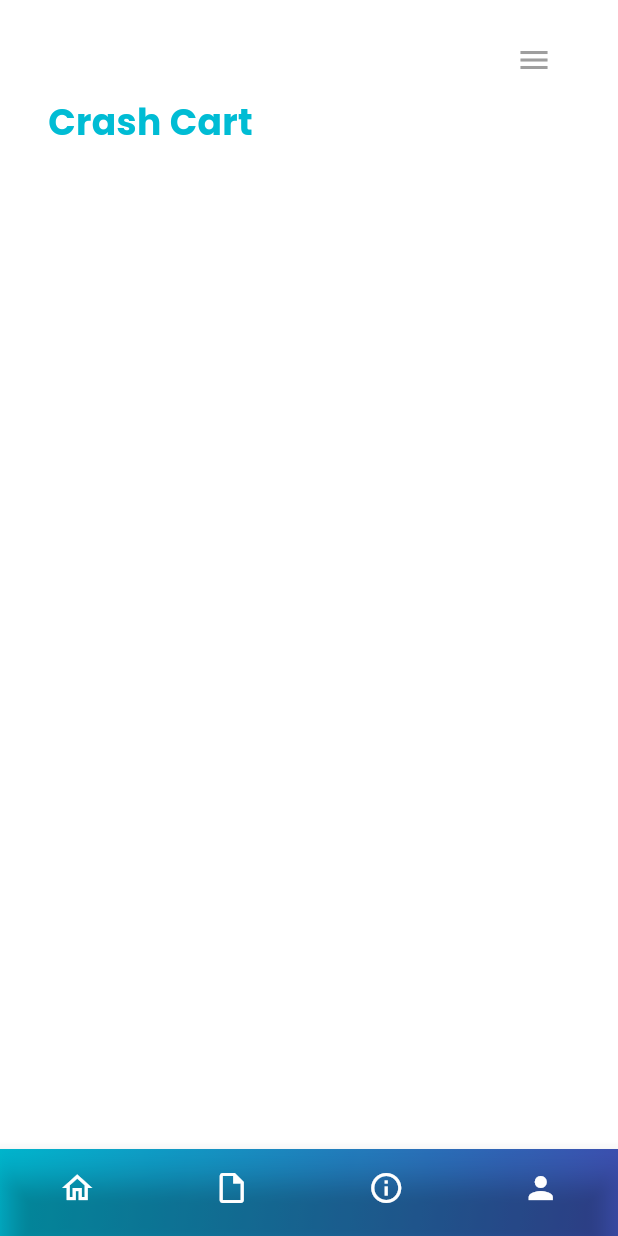
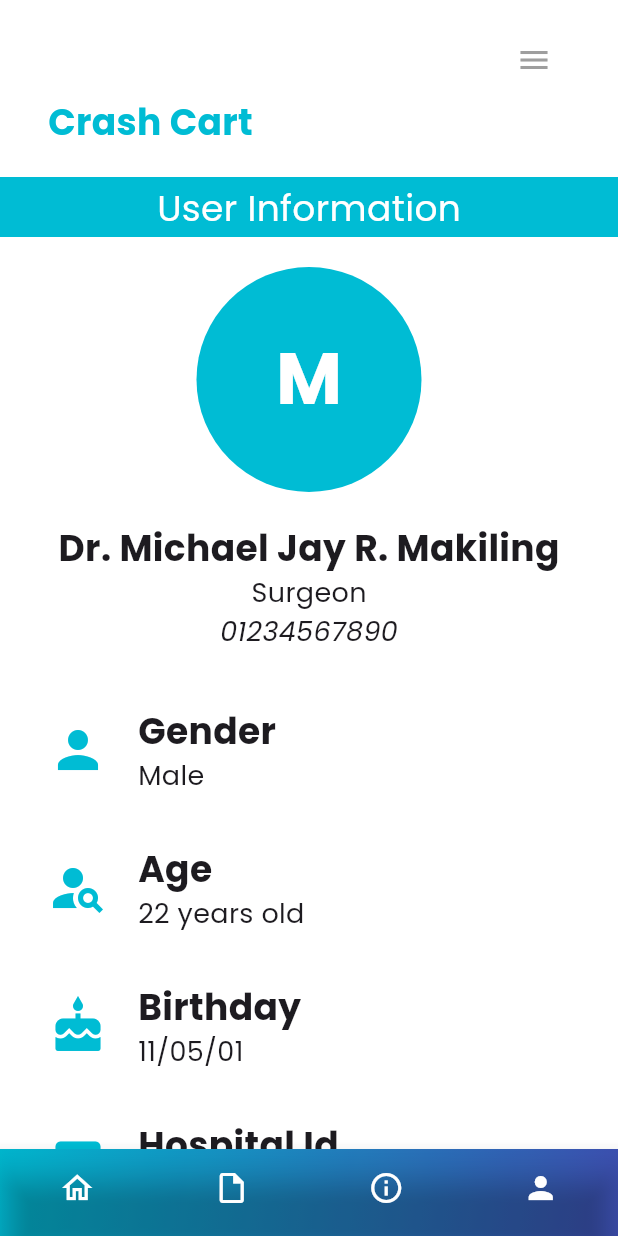
Before and after one commit to iammtmakiling/crash_cart, a Flutter app: the screen it shows after launch, item 4 of the bottom bar chosen, on a phone screen of 412 x 824 dp. Run offline on Flutter 3.47's test engine with Material 3 defaults, Android fonts, the phone set to English and light mode, and no system bars; our stand-ins replace google_fonts.

Commit message:
ui: profileTab

```diff
--- a/my_app/lib/src/tabs/profileTab.dart
+++ b/my_app/lib/src/tabs/profileTab.dart
@@ -2,12 +2,88 @@ import 'package:flutter/material.dart';
 import '../widgets/widgets.dart';
 
 class ProfileTab extends StatelessWidget {
-  const ProfileTab({super.key});
+  const ProfileTab({Key? key});
 
   @override
   Widget build(BuildContext context) {
-    return const Column(
-      children: [MiniAppBar()],
+    return Column(
+      children: [
+        const MiniAppBar(),
+        Expanded(
+          child: Container(
+            height: double.infinity, // Set a finite height
+            child: Center(
+              child: Column(
+                children: [
+                  Container(
+                    width: double.infinity,
+                    height: 40,
+                    decoration: const BoxDecoration(color: Colors.cyan),
+                    child: const Center(
+                      child: Text("User Information",
+                          style: TextStyle(color: Colors.white)),
+                    ),
+                  ),
+                  const SizedBox(height: 20),
+                  Container(
+                    width: 150,
+                    height: 150,
+                    decoration: const BoxDecoration(
+                      color: Colors.cyan,
+                      shape: BoxShape.circle,
+                    ),
+                    child: const Center(
+                      child: Text("M",
+                          style: TextStyle(
+                              color: Colors.white,
+                              fontSize: 48,
+                              fontWeight: FontWeight.bold)),
+                    ),
+                  ),
+                  const SizedBox(height: 20),
+                  const Text(
+                    "Dr. Michael Jay R. Makiling",
+                    style: TextStyle(fontSize: 24, fontWeight: FontWeight.bold),
+                  ),
+                  const Text(
+                    "Surgeon",
+                    style: TextStyle(fontSize: 18),
+                  ),
+                  const Text(
+                    "01234567890",
+                    style: TextStyle(fontSize: 18, fontStyle: FontStyle.italic),
+                  ),
+                  const SizedBox(height: 20),
+                  const Expanded(
+                    child: SingleChildScrollView(
+                      child: Column(
+                        children: [
+                          UserDetail(
+                              icon: Icons.person,
+                              detailTitle: "Gender",
+                              detailText: "Male"),
+                          UserDetail(
+                              icon: Icons.person_search,
+                              detailTitle: "Age",
+                              detailText: "22 years old"),
+                          UserDetail(
+                              icon: Icons.cake,
+                              detailTitle: "Birthday",
+                              detailText: "11/05/01"),
+                          UserDetail(
+                              icon: Icons.local_hospital,
+                              detailTitle: "Hospital Id",
+                              detailText: "102983283749"),
+                        ],
+                      ),
+                    ),
+                  ),
+                ],
+              ),
+            ),
+          ),
+        ),
+      ],
     );
   }
 }
--- /dev/null
+++ b/my_app/lib/src/widgets/userDetail.dart
@@ -0,0 +1,48 @@
+import 'package:flutter/material.dart';
+
+class UserDetail extends StatelessWidget {
+  final IconData icon;
+  final double iconSize;
+  final String detailTitle;
+  final String detailText;
+
+  const UserDetail({
+    super.key,
+    required this.icon,
+    this.iconSize = 40,
+    required this.detailTitle,
+    required this.detailText,
+  });
+
+  @override
+  Widget build(BuildContext context) {
+    return Container(
+      padding: const EdgeInsets.fromLTRB(32, 16, 32, 16),
+      decoration: const BoxDecoration(color: Colors.white),
+      child: Center(
+        child: Row(
+          crossAxisAlignment: CrossAxisAlignment.center,
+          mainAxisAlignment: MainAxisAlignment.start,
+          children: [
+            Icon(icon, color: Colors.cyan, size: iconSize),
+            const SizedBox(width: 20),
+            Column(
+              crossAxisAlignment: CrossAxisAlignment.start,
+              children: [
+                Text(
+                  detailTitle,
+                  style: const TextStyle(
+                      fontSize: 24, fontWeight: FontWeight.bold),
+                ),
+                Text(
+                  detailText,
+                  style: const TextStyle(fontSize: 18),
+                )
+              ],
+            )
+          ],
+        ),
+      ),
+    );
+  }
+}
--- a/my_app/lib/src/widgets/widgets.dart
+++ b/my_app/lib/src/widgets/widgets.dart
@@ -5,3 +5,4 @@ export 'coloredbox.dart';
 export 'searchbar.dart';
 export 'patientBox.dart';
 export 'miniAppBar.dart';
+export 'userDetail.dart';
```
